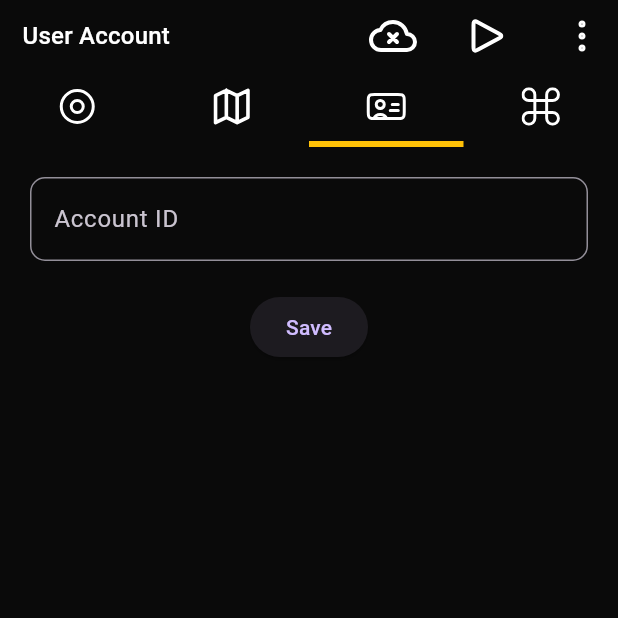
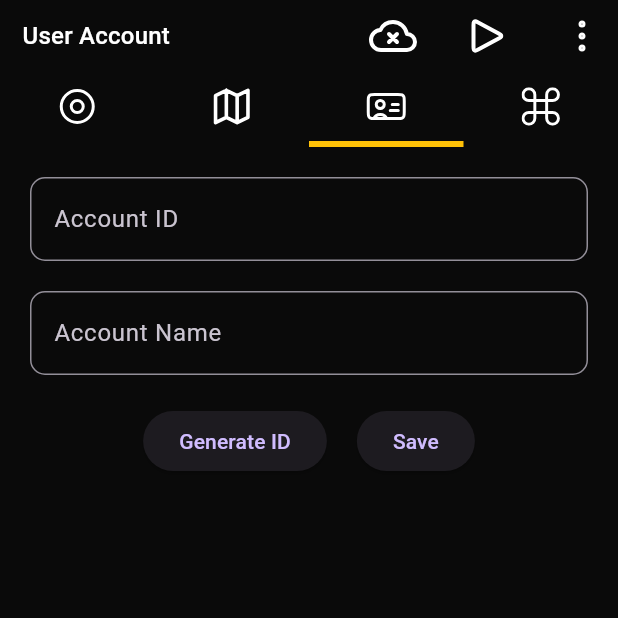
Before and after one commit to zubrailx/road-condition-monitoring, a Flutter app: the screen it shows after launch, tab 3 chosen, on a phone screen of 412 x 824 dp, the top half of it. Run offline on Flutter 3.47's test engine with Material 3 defaults, Android fonts, the phone set to English and light mode, and no system bars; our stand-ins replace flutter_svg, get_it, shared_preferences, talker_flutter.

Commit message:
mobile: add generate accountId using UUID, account name

```diff
--- a/mobile/lib/entities/user_account.dart
+++ b/mobile/lib/entities/user_account.dart
@@ -1,15 +1,17 @@
 class UserAccount {
-  const UserAccount({required this.accountId});
+  const UserAccount({required this.accountId, required this.name});
 
   final String accountId;
+  final String name;
 
   Map<String, dynamic> toJson() {
     return {
-      'account_id': accountId
+      'account_id': accountId,
+      'name': name,
     };
   }
 
   factory UserAccount.fromJson(Map<String, dynamic> json) {
-    return UserAccount(accountId: json['account_id']);
+    return UserAccount(accountId: json['account_id'], name: json['name']);
   }
 }
--- a/mobile/lib/gateway/shared_preferences.dart
+++ b/mobile/lib/gateway/shared_preferences.dart
@@ -4,7 +4,7 @@ import 'package:mobile/entities/user_account.dart';
 import 'package:shared_preferences/shared_preferences.dart';
 
 enum SharedPrefKeys {
-  accountId('account_id');
+  userAccount('user_account');
 
   const SharedPrefKeys(this.k);
 
@@ -23,12 +23,12 @@ class SharedPrefGateway {
   final SharedPreferences _prefs;
 
   Future<UserAccount?> getUserAccount() async {
-    final data = _prefs.getString(SharedPrefKeys.accountId.k);
+    final data = _prefs.getString(SharedPrefKeys.userAccount.k);
     return data != null ? UserAccount.fromJson(jsonDecode(data)) : null;
   }
 
   Future<bool> setUserAccount(UserAccount account) async {
     final data = jsonEncode(account);
-    return _prefs.setString(SharedPrefKeys.accountId.k, data);
+    return _prefs.setString(SharedPrefKeys.userAccount.k, data);
   }
 }
--- a/mobile/lib/widgets/user_account.dart
+++ b/mobile/lib/widgets/user_account.dart
@@ -2,6 +2,7 @@ import 'package:flutter/material.dart';
 import 'package:get_it/get_it.dart';
 import 'package:mobile/entities/user_account.dart';
 import 'package:mobile/features/user_account.dart';
+import 'package:mobile/features/util.dart';
 import 'package:talker_flutter/talker_flutter.dart';
 
 class UserAccountWidget extends StatefulWidget {
@@ -15,6 +16,7 @@ class UserAccountWidget extends StatefulWidget {
 class _UserAccountWidgetState extends State<UserAccountWidget> {
   final _formKey = GlobalKey<FormState>();
   final _accountIdController = TextEditingController();
+  final _accountNameController = TextEditingController();
 
   String? _buttonValidator(String? value) {
     if (value == null || value.isEmpty) {
@@ -25,13 +27,20 @@ class _UserAccountWidgetState extends State<UserAccountWidget> {
 
   _saveButtonOnPressed() async {
     if (_formKey.currentState!.validate()) {
-      final account = UserAccount(accountId: _accountIdController.text);
+      final account = UserAccount(
+          accountId: _accountIdController.text,
+          name: _accountNameController.text,
+      );
       await saveUserAccount(account);
       GetIt.I<Talker>().info('user account saved');
       ScaffoldMessenger.of(context).showSnackBar(
         const SnackBar(content: Text('Saved')),
       );
     }
+  }
+
+  _generateOnPressed() async {
+    _accountIdController.text = generateUUID();
   }
 
   @override
@@ -42,6 +51,7 @@ class _UserAccountWidgetState extends State<UserAccountWidget> {
         builder: (context, AsyncSnapshot<UserAccount?> snapshot) {
           if (snapshot.hasData) {
             _accountIdController.text = snapshot.data!.accountId;
+            _accountNameController.text = snapshot.data!.name;
             GetIt.I<Talker>().info('user account loaded');
           }
           return Container(
@@ -58,9 +68,20 @@ class _UserAccountWidgetState extends State<UserAccountWidget> {
                     validator: _buttonValidator,
                   ),
                   const SizedBox(height: 20),
-                  ElevatedButton(
-                    onPressed: _saveButtonOnPressed,
-                    child: const Text('Save'),
+                  TextFormField(
+                    controller: _accountNameController,
+                    decoration: const InputDecoration(
+                        labelText: 'Account Name'
+                    ),
+                  ),
+                  const SizedBox(height: 20),
+                  Row(
+                    mainAxisAlignment: MainAxisAlignment.center,
+                    children: [
+                      ElevatedButton(onPressed: _generateOnPressed, child: const Text('Generate ID')),
+                      const SizedBox(width: 20),
+                      ElevatedButton( onPressed: _saveButtonOnPressed, child: const Text('Save')),
+                    ],
                   ),
                 ],
               ),
--- a/mobile/pubspec.yaml
+++ b/mobile/pubspec.yaml
@@ -14,6 +14,7 @@ dependencies:
   get_it: ^7.6.7
   shared_preferences: ^2.2.2
   talker_flutter: ^4.0.3
+  uuid: ^4.3.3
 
 dev_dependencies:
   flutter_test:
```
Also changed, not shown: mobile/lib/features/util.dart (added, +10 -0 lines), mobile/pubspec.lock.
